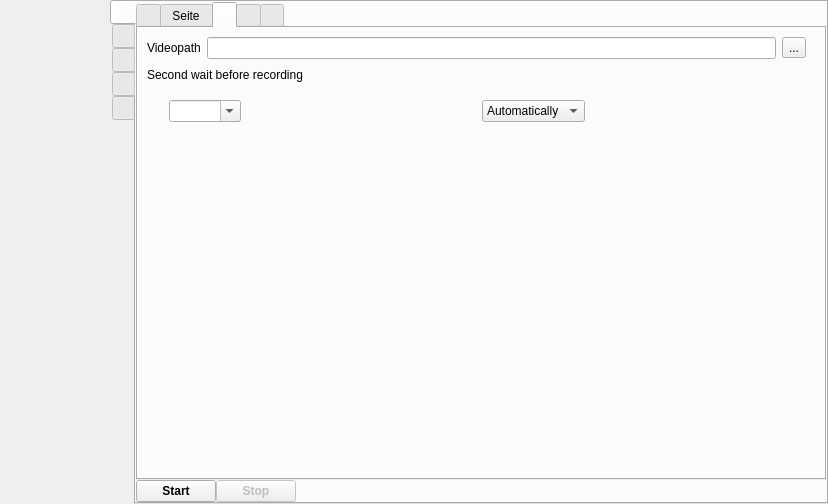
Above: src/wayland/formMainWindow_wl.ui from vkohaupt/vokoscreenNG before the change. Below: the same form after it.
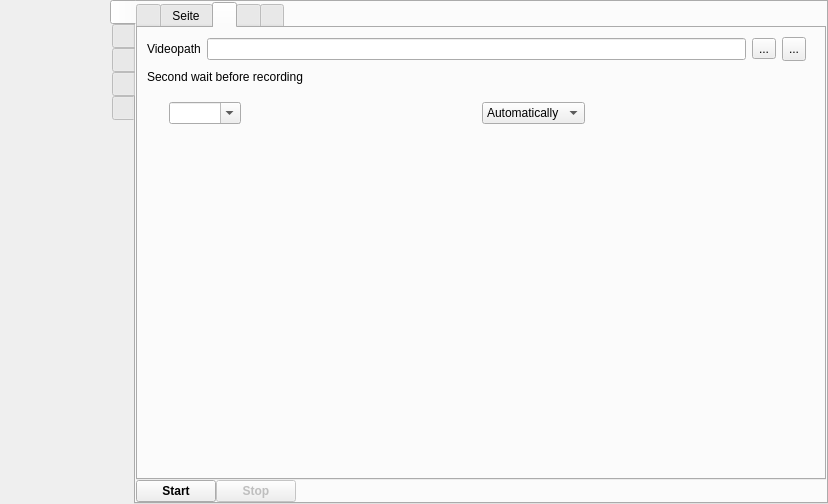
That is the form after the change. The open tabs and pages were chosen to show the change. Icons and pictures are not drawn.

Commit message: Wayland: Add videopath reset

The edit to the form file:
```diff
--- a/src/wayland/formMainWindow_wl.ui
+++ b/src/wayland/formMainWindow_wl.ui
@@ -1459,6 +1459,26 @@
                        </property>
                       </widget>
                      </item>
+                     <item>
+                      <widget class="QToolButton" name="toolButtonVideoPathReset">
+                       <property name="minimumSize">
+                        <size>
+                         <width>0</width>
+                         <height>24</height>
+                        </size>
+                       </property>
+                       <property name="toolTip">
+                        <string>Reset</string>
+                       </property>
+                       <property name="text">
+                        <string notr="true">...</string>
+                       </property>
+                       <property name="icon">
+                        <iconset resource="../screencast.qrc">
+                         <normaloff>:/pictures/screencast/undo.png</normaloff>:/pictures/screencast/undo.png</iconset>
+                       </property>
+                      </widget>
+                     </item>
                     </layout>
                    </widget>
                   </item>
```
Left out of the diff: 11 changed lines with no effect on the pictures. The commit also changes 1 other file.
